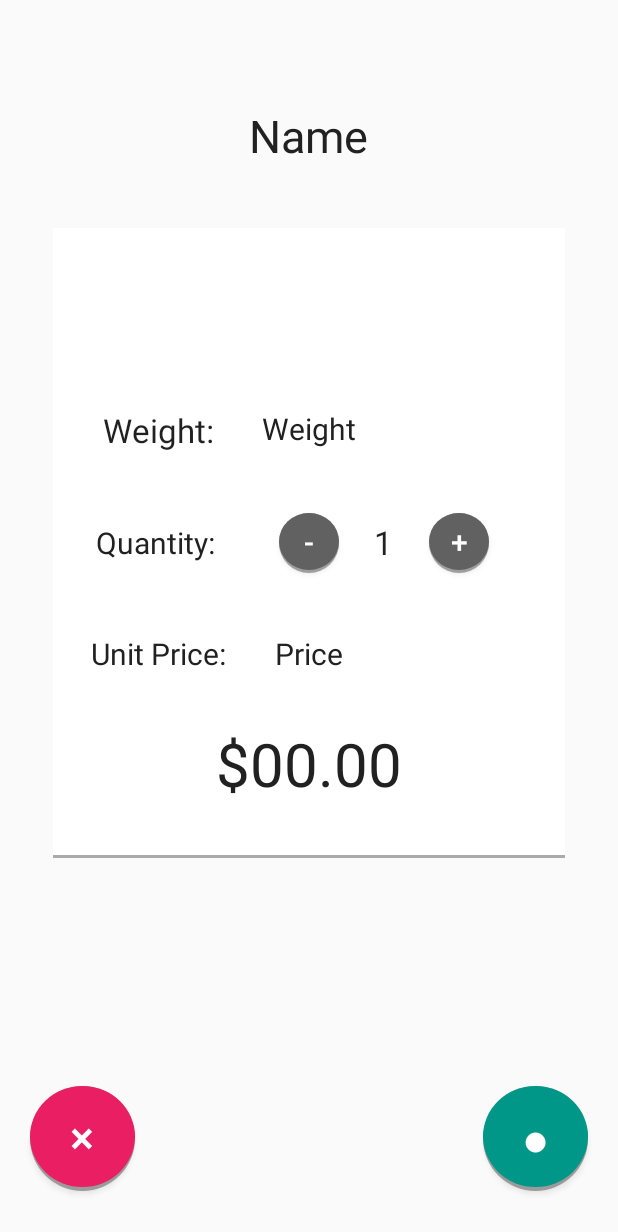
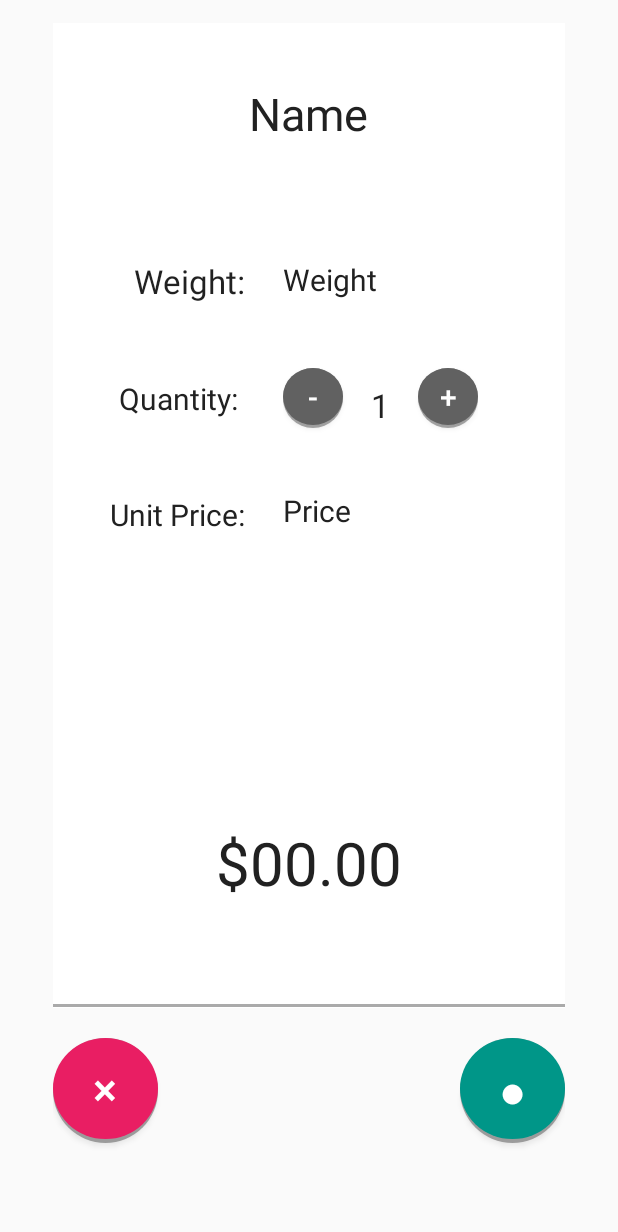
Before and after one commit to bixdeng/CheckOut, an Android app: the layout fragment_single_product_descr.xml on its own in the app's theme, with its tools: preview values and no code run, on a phone screen of 412 x 824 dp. Shown: the top 1232 px of the screen. Run offline under Robolectric (Android 15) with nearby library versions, the phone set to English and light mode, and no system bars.

Commit message:
fixed to support multiple screen sizes

```diff
--- a/app/src/main/java/com/group12/syde362/checkout/SingleProductDescrFragment.java
+++ b/app/src/main/java/com/group12/syde362/checkout/SingleProductDescrFragment.java
@@ -90,7 +90,7 @@ public class SingleProductDescrFragment extends Fragment{
 
         singleProductName.setText(name);
         singleProductPrice.setText("$" + String.valueOf(price));
-        singleProductWeight.setText(String.valueOf(weight) + "kg");
+        singleProductWeight.setText(String.valueOf(weight) + " kg");
         ((TextView) singleProductDescrView.findViewById(R.id.updatingQuantityDescr)).setText(String.valueOf(quantity));
         totalProductPrice.setText("$" + String.valueOf(String.format("%.2f",totalPrice)));
 
--- a/app/src/main/res/layout/fragment_single_product_descr.xml
+++ b/app/src/main/res/layout/fragment_single_product_descr.xml
@@ -1,29 +1,98 @@
-<FrameLayout xmlns:android="http://schemas.android.com/apk/res/android"
+<LinearLayout xmlns:android="http://schemas.android.com/apk/res/android"
     xmlns:tools="http://schemas.android.com/tools" android:layout_width="match_parent"
     android:layout_height="match_parent"
+    android:orientation="vertical"
     android:id="@+id/single_product_fragment"
     tools:context="com.group12.syde362.checkout.SingleProductFragment">
 
     <!-- TODO: Update blank fragment layout -->
-    <FrameLayout
+    <LinearLayout
         android:layout_width="341dp"
-        android:layout_height="420dp"
+        android:layout_height="0dp"
+        android:layout_weight="5"
+        android:orientation="vertical"
         android:layout_gravity="center"
         android:background="@color/white"
-        android:layout_marginBottom="50dp"
+        android:layout_marginTop="15dp"
+        android:layout_marginBottom="20dp"
         android:shadowColor="@color/Black"
         android:shadowDx="0"
         android:shadowDy="2"
         android:shadowRadius="2">
-        <View
-            android:layout_width="fill_parent"
-            android:layout_height="2dp"
-            android:layout_marginTop="5dp"
-            android:background="#55000000"
-            android:layout_gravity="bottom"
-            android:backgroundTint="@color/Black"
-            android:backgroundTintMode="multiply"
-            />
+
+        <LinearLayout
+            android:layout_width="wrap_content"
+            android:layout_height="0dp"
+            android:layout_weight="0.8"
+            android:orientation="vertical"
+            android:layout_gravity="center">
+            <TextView
+                android:layout_width="wrap_content"
+                android:layout_height="wrap_content"
+                android:textAppearance="?android:attr/textAppearanceLarge"
+                android:text="Name"
+                android:textColor="#212121"
+                android:id="@+id/singleProductNameDescr"
+                android:layout_gravity="center_horizontal|top"
+                android:layout_marginTop="40dp"
+                android:textSize="30dp" />
+        </LinearLayout>
+
+        <LinearLayout
+            android:layout_width="match_parent"
+            android:layout_height="0dp"
+            android:layout_weight="2.5"
+            android:orientation="horizontal">
+
+            <LinearLayout
+                android:layout_width="0dp"
+                android:layout_weight="1.1"
+                android:layout_height="match_parent"
+                android:orientation="vertical"
+                android:layout_marginTop="35dp"
+                android:layout_marginLeft="25dp">
+
+                <TextView
+                    android:layout_width="wrap_content"
+                    android:layout_height="wrap_content"
+                    android:textAppearance="?android:attr/textAppearanceLarge"
+                    android:text="Weight:"
+                    android:id="@+id/weightColonDescr"
+                    android:layout_gravity="right"
+                    android:layout_marginTop="0dp"
+                    android:layout_marginLeft="0dp" />
+
+                <TextView
+                    android:layout_width="wrap_content"
+                    android:layout_height="wrap_content"
+                    android:textAppearance="?android:attr/textAppearanceLarge"
+                    android:text="Quantity: "
+                    android:textColor="#212121"
+                    android:id="@+id/quantityDescr"
+                    android:layout_gravity="right"
+                    android:layout_marginTop="50dp"
+                    android:textSize="20dp" />
+
+                <TextView
+                    android:layout_width="wrap_content"
+                    android:layout_height="wrap_content"
+                    android:textAppearance="?android:attr/textAppearanceLarge"
+                    android:text="Unit Price:"
+                    android:textColor="#212121"
+                    android:id="@+id/singleProductPriceLabelDescr"
+                    android:layout_marginTop="50dp"
+                    android:textSize="20dp"
+                    android:layout_gravity="right" />
+
+            </LinearLayout>
+
+            <LinearLayout
+                android:layout_width="0dp"
+                android:layout_weight="2"
+                android:layout_height="match_parent"
+                android:orientation="vertical"
+                android:layout_marginTop="35dp"
+                android:layout_marginLeft="25dp">
 
                 <TextView
                     android:layout_width="wrap_content"
@@ -32,38 +101,54 @@
                     android:text="Weight"
                     android:textColor="#212121"
                     android:id="@+id/singleProductWeightDescr"
-            android:layout_gravity="center_horizontal|top"
-            android:layout_below="@+id/singleProductName"
-            android:layout_toLeftOf="@+id/numberPicker"
-            android:layout_toStartOf="@+id/numberPicker"
-            android:layout_marginTop="120dp"
+                    android:layout_gravity="left"
                     android:textSize="20dp" />
 
-        <TextView
+                <!-- Quantity inc & dec -->
+                <LinearLayout
                     android:layout_width="wrap_content"
                     android:layout_height="wrap_content"
-            android:textAppearance="?android:attr/textAppearanceLarge"
-            android:text="Quantity: "
-            android:textColor="#212121"
-            android:id="@+id/quantityDescr"
-            android:layout_gravity="center"
-            android:layout_centerVertical="true"
-            android:layout_below="@+id/singleProductPrice"
-            android:layout_alignLeft="@+id/singleProductPrice"
-            android:layout_marginTop="30dp"
-            android:layout_marginBottom="30dp"
-            android:textSize="20dp"
-            android:layout_marginRight="100dp" />
+                    android:orientation="horizontal"
+                    android:layout_gravity="left"
+                    android:id="@+id/quantityChange"
+                    android:layout_marginTop="45dp">
+                    <Button
+                        style="?android:attr/buttonStyleSmall"
+                        android:layout_width="40dp"
+                        android:layout_height="40dp"
+                        android:background="@drawable/quantity_minus"
+                        android:text="-"
+                        android:id="@+id/minusDescr"
+                        android:layout_gravity="left"
+                        android:layout_marginTop="0dp"
+                        android:textColor="@color/White"
+                        android:textSize="20dp"/>
 
                     <TextView
-            android:layout_width="wrap_content"
-            android:layout_height="wrap_content"
+                        android:layout_width="50dp"
+                        android:layout_height="50dp"
                         android:textAppearance="?android:attr/textAppearanceLarge"
-            android:text="Weight:"
-            android:id="@+id/weightColonDescr"
-            android:layout_gravity="center_horizontal|top"
-            android:layout_marginTop="120dp"
-            android:layout_marginRight="100dp" />
+                        android:text="1"
+                        android:id="@+id/updatingQuantityDescr"
+                        android:layout_gravity="center"
+                        android:layout_marginLeft="0dp"
+                        android:gravity="center_vertical|center_horizontal"
+                        android:layout_marginTop="0dp"
+                        android:background="@color/white" />
+
+                    <Button
+                        style="?android:attr/buttonStyleSmall"
+                        android:layout_width="40dp"
+                        android:layout_height="40dp"
+                        android:background="@drawable/quantity_plus"
+                        android:text="+"
+                        android:id="@+id/plusDescr"
+                        android:layout_gravity="right"
+                        android:layout_marginLeft="0dp"
+                        android:layout_marginTop="0dp"
+                        android:textColor="@color/White"
+                        android:textSize="20dp" />
+                </LinearLayout>
 
                 <TextView
                     android:layout_width="wrap_content"
@@ -72,13 +157,18 @@
                     android:text="Price"
                     android:textColor="#212121"
                     android:id="@+id/singleProductPriceDescr"
-            android:layout_gravity="center_horizontal"
-            android:layout_centerVertical="true"
-            android:layout_below="@+id/singleProductWeight"
-            android:layout_alignLeft="@+id/singleProductWeight"
-            android:layout_alignStart="@+id/singleProductWeight"
+                    android:layout_gravity="left"
                     android:textSize="20dp"
-            android:layout_marginTop="270dp" />
+                    android:layout_marginTop="31dp" />
+            </LinearLayout>
+        </LinearLayout>
+
+
+        <RelativeLayout
+            android:layout_width="match_parent"
+            android:layout_height="0dp"
+            android:layout_weight="1"
+            android:layout_gravity="center">
 
             <TextView
                 android:layout_width="wrap_content"
@@ -87,31 +177,40 @@
                 android:text="$00.00"
                 android:textColor="#212121"
                 android:id="@+id/totalProductPriceDescr"
-            android:layout_centerVertical="true"
-            android:layout_below="@+id/singleProductWeight"
-            android:layout_alignLeft="@+id/singleProductWeight"
-            android:layout_alignStart="@+id/singleProductWeight"
-            android:layout_marginTop="330dp"
                 android:textSize="40dp"
-            android:layout_gravity="center|top" />
+                android:gravity="center_vertical"
+                android:layout_centerInParent="true"
+                android:paddingBottom="40dp"/>
 
-        <TextView
-            android:layout_width="wrap_content"
-            android:layout_height="wrap_content"
-            android:textAppearance="?android:attr/textAppearanceLarge"
-            android:text="Unit Price:"
-            android:textColor="#212121"
-            android:id="@+id/singleProductPriceLabelDescr"
-            android:layout_centerVertical="true"
-            android:layout_below="@+id/singleProductWeight"
-            android:layout_alignLeft="@+id/singleProductWeight"
-            android:layout_alignStart="@+id/singleProductWeight"
-            android:layout_marginTop="270dp"
-            android:textSize="20dp"
-            android:layout_marginRight="100dp"
-            android:layout_gravity="center|top" />
+            <View
+                android:layout_width="fill_parent"
+                android:layout_height="2dp"
+                android:layout_alignParentBottom="true"
+                android:layout_marginTop="0dp"
+                android:background="#55000000"
+                android:layout_gravity="bottom"
+                android:backgroundTint="@color/Black"
+                android:backgroundTintMode="multiply"/>
+        </RelativeLayout>
+    </LinearLayout>
 
-    </FrameLayout>
+    <RelativeLayout
+        android:layout_width="341dp"
+        android:layout_height="0dp"
+        android:layout_weight="1"
+        android:layout_gravity="center"
+        android:orientation="horizontal">
+
+        <Button
+            android:layout_width="70dp"
+            android:layout_height="70dp"
+            android:text="×"
+            android:id="@+id/cancelButtonDescr"
+            android:background="@drawable/cancel_button"
+            android:textColor="@color/White"
+            android:layout_gravity="center"
+            android:textSize="30dp"
+            android:layout_alignParentLeft="true"/>
 
         <Button
             android:layout_width="70dp"
@@ -119,82 +218,10 @@
             android:background="@drawable/add_to_list_button"
             android:text="●"
             android:id="@+id/updateButton"
-        android:layout_alignTop="@+id/cancelButton"
-        android:layout_toRightOf="@+id/singleProductPrice"
-        android:layout_toEndOf="@+id/singleProductPrice"
-        android:layout_marginBottom="30dp"
-        android:layout_gravity="right|bottom"
+            android:layout_gravity="left"
             android:textColor="@color/White"
             android:textSize="30dp"
-        android:layout_marginRight="20dp" />
+            android:layout_alignParentRight="true"/>
 
-    <Button
-        android:layout_width="70dp"
-        android:layout_height="70dp"
-        android:text="×"
-        android:id="@+id/cancelButtonDescr"
-        android:background="@drawable/cancel_button"
-        android:layout_alignParentBottom="true"
-        android:layout_toLeftOf="@+id/singleProductPrice"
-        android:layout_marginBottom="30dp"
-        android:textColor="@color/White"
-        android:layout_alignRight="@+id/quantity"
-        android:layout_alignEnd="@+id/quantity"
-        android:layout_gravity="left|bottom"
-        android:textSize="30dp"
-        android:layout_marginLeft="20dp" />
-
-    <TextView
-        android:layout_width="wrap_content"
-        android:layout_height="wrap_content"
-        android:textAppearance="?android:attr/textAppearanceLarge"
-        android:text="Name"
-        android:textColor="#212121"
-        android:id="@+id/singleProductNameDescr"
-        android:layout_gravity="center_horizontal|top"
-        android:layout_marginTop="70dp"
-        android:layout_alignParentTop="true"
-        android:textSize="30dp" />
-
-
-    <Button
-        style="?android:attr/buttonStyleSmall"
-        android:layout_width="40dp"
-        android:layout_height="40dp"
-        android:background="@drawable/quantity_minus"
-        android:text="-"
-        android:id="@+id/minusDescr"
-        android:layout_gravity="center"
-        android:layout_marginTop="-50dp"
-        android:textColor="@color/White"
-        android:textSize="20dp"/>
-
-    <Button
-        style="?android:attr/buttonStyleSmall"
-        android:layout_width="40dp"
-        android:layout_height="40dp"
-        android:background="@drawable/quantity_plus"
-        android:text="+"
-        android:id="@+id/plusDescr"
-        android:layout_gravity="center"
-        android:layout_marginLeft="100dp"
-        android:layout_marginTop="-50dp"
-        android:textColor="@color/White"
-        android:textSize="20dp" />
-
-    <TextView
-        android:layout_width="50dp"
-        android:layout_height="50dp"
-        android:textAppearance="?android:attr/textAppearanceLarge"
-        android:text="1"
-        android:id="@+id/updatingQuantityDescr"
-        android:layout_gravity="center"
-        android:layout_marginLeft="50dp"
-        android:gravity="center_vertical|center_horizontal"
-        android:layout_marginTop="-50dp"
-        android:background="@color/white" />
-
-
-
-
-</FrameLayout>
+    </RelativeLayout>
+</LinearLayout>
```
Also changed, not shown: app/src/main/AndroidManifest.xml (+10 -0 lines), app/src/main/java/com/group12/syde362/checkout/BluetoothHelper.java (+7 -3 lines), app/src/main/java/com/group12/syde362/checkout/SingleProductFragment.java (+17 -3 lines), app/src/main/res/layout/fragment_product_list.xml (+13 -4 lines), app/src/main/res/layout/fragment_single_product.xml (+169 -142 lines). Lines whose indentation alone changed are shown as unchanged.
